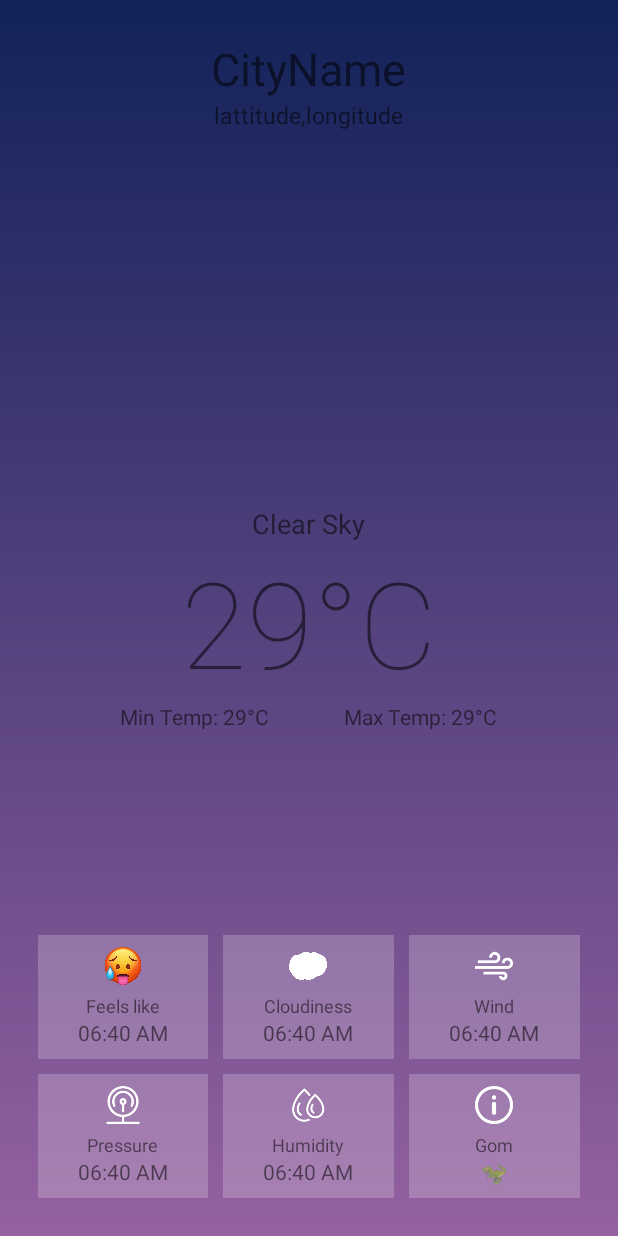
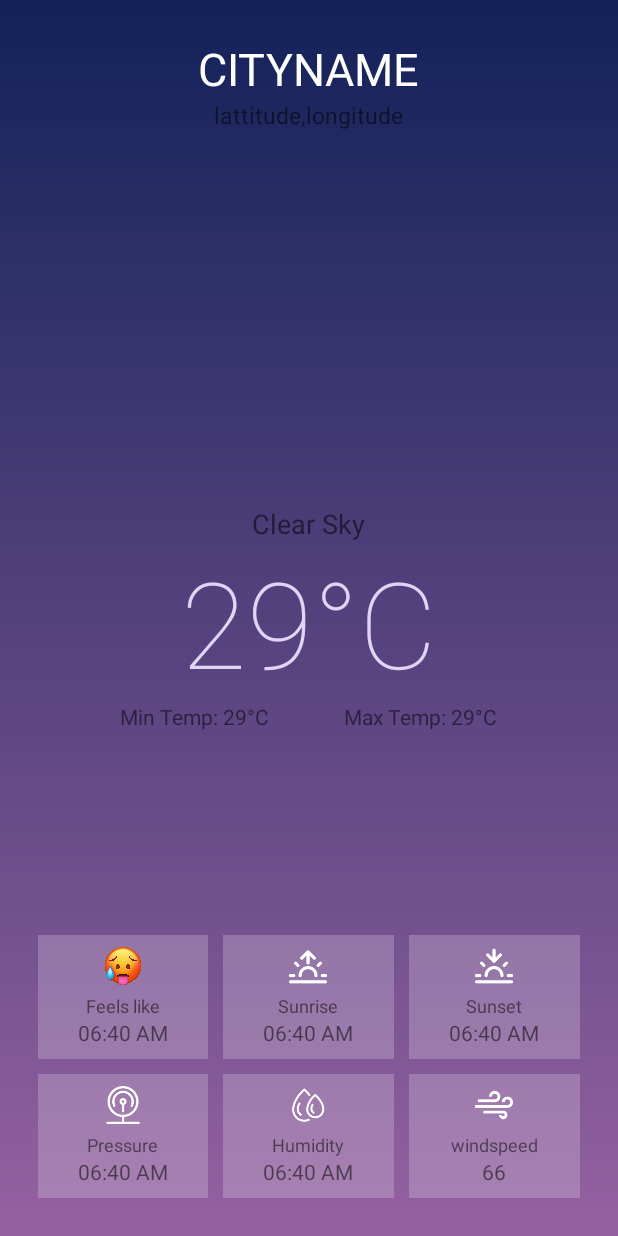
Before and after one commit to dal-gom/weatherr, an Android app: the screen it shows after launch (MainActivity), on a phone screen of 412 x 824 dp. Run offline under Robolectric (Android 15) with nearby library versions, the phone set to English and light mode, and no system bars; our stand-ins replace Volley; network calls fail; 4 statements that could not run were skipped.

Commit message:
sunrise and sunset added

```diff
--- a/app/src/main/java/com/example/weather/MainActivity.kt
+++ b/app/src/main/java/com/example/weather/MainActivity.kt
@@ -26,7 +26,7 @@ class MainActivity : AppCompatActivity() {
     lateinit var temp:TextView
     lateinit var temp_min:TextView
     lateinit var temp_max:TextView
-    lateinit var clouds:TextView
+
     lateinit var feelsLike:TextView
     lateinit var wind:TextView
     lateinit var humidity:TextView
@@ -65,7 +65,6 @@ class MainActivity : AppCompatActivity() {
         temp = findViewById(R.id.temp)
         temp_min = findViewById(R.id.temp_min)
         temp_max = findViewById(R.id.temp_max)
-        clouds = findViewById(R.id.clouds)
         feelsLike = findViewById(R.id.feelsLike)
         wind = findViewById(R.id.wind)
         humidity = findViewById(R.id.humidity)
@@ -73,6 +72,7 @@ class MainActivity : AppCompatActivity() {
 
         // displaying cityname
         city.text = response.getString("name")
+        city.isAllCaps = true
 
         // displaying co-ordinates
         var lat = response.getJSONObject("coord").getString("lat")
@@ -93,16 +93,19 @@ class MainActivity : AppCompatActivity() {
         humidity.text = response.getJSONObject("main").getString("humidity")+"%"
         pressure.text = response.getJSONObject("main").getString("pressure")
 
-        //displaying feels like temperature & cloudiness %
+        //displaying feels like temperature
         feelsLike.text = response.getJSONObject("main").getString("feels_like")+"°C"
-        clouds.text = response.getJSONObject("clouds").getString("all")+"%"
+
+        //displaying sunrise and sunset time
+        val sunrise : Long = response.getJSONObject("sys").getLong("sunrise")
+        findViewById<TextView>(R.id.sunrise).text =
+            SimpleDateFormat("hh:mm a", Locale.ENGLISH).format(Date(sunrise * 1000))
+        val sunset : Long = response.getJSONObject("sys").getLong("sunset")
+        findViewById<TextView>(R.id.sunset).text =
+            SimpleDateFormat("hh:mm a", Locale.ENGLISH).format(Date(sunset * 1000))
 
 
-        val sunrise : Long = response.getJSONObject("sys").getLong("sunrise")
-        val sunset : Long = response.getJSONObject("sys").getLong("sunset")
 
-        findViewById<TextView>(R.id.tv_rise).text =
-            SimpleDateFormat("hh:mm a", Locale.ENGLISH).format(Date(sunrise * 1000))
 //        findViewById<TextView>(R.id.sunset).text =
 //            SimpleDateFormat("hh:mm a", Locale.ENGLISH).format(Date(sunset * 1000))
 
--- a/app/src/main/res/layout/activity_main.xml
+++ b/app/src/main/res/layout/activity_main.xml
@@ -7,22 +7,17 @@
     android:padding="25dp"
     android:background="@drawable/gradientbg">
 
-    <RelativeLayout
-        android:id="@+id/mainContainer"
-        android:layout_width="match_parent"
-        android:layout_height="match_parent"
-        android:visibility="visible">
-        <LinearLayout
-            android:id="@+id/addressContainer"
-            android:layout_width="match_parent"
-            android:layout_height="wrap_content"
-            android:orientation="vertical"
+SS    <RelativeLayout android:id="@+id/mainContainer" android:layout_width="match_parent"
+        android:layout_height="match_parent" android:visibility="visible">
+        <LinearLayout android:id="@+id/addressContainer" android:layout_width="match_parent"
+            android:layout_height="wrap_content" android:orientation="vertical"
             android:gravity="center">
-            <TextView
-                android:id="@+id/city"
-                android:layout_width="wrap_content"
+            <TextView android:id="@+id/city" android:layout_width="wrap_content"
                 android:layout_height="wrap_content" android:textSize="30dp"
-                android:text="CityName"/>
+                android:text="CityName"
+                android:textColor="@color/white"
+                android:textAllCaps="true"
+            />
             <TextView android:id="@+id/coordinates" android:layout_width="wrap_content"
                 android:layout_height="wrap_content" android:textSize="15dp"
                 android:text="lattitude,longitude"/>
@@ -40,7 +35,8 @@
             <TextView android:id="@+id/temp" android:layout_width="wrap_content"
                 android:layout_height="wrap_content" android:textSize="80dp"
                 android:fontFamily="sans-serif-thin" android:layout_gravity="center"
-                android:text="29°C"/>
+                android:text="29°C"
+                android:textColor="#E1D5F5"/>
 
             <LinearLayout android:layout_width="match_parent" android:layout_height="wrap_content"
                 android:orientation="horizontal" android:gravity="center">
@@ -66,7 +62,7 @@
                     android:background="#3CF1EBF1">
                     <ImageView android:layout_width="25dp" android:layout_height="25dp"
                         android:src="@drawable/feels_like"
-                        />
+                         />
                     <Space android:layout_width="wrap_content" android:layout_height="5dp"/>
                     <TextView android:layout_width="wrap_content" android:layout_height="wrap_content"
                         android:textSize="12dp" android:text="Feels like"/>
@@ -80,12 +76,12 @@
                     android:gravity="center" android:padding="8dp"
                     android:background="#3CF1EBF1">
                     <ImageView android:layout_width="25dp" android:layout_height="25dp"
-                        android:src="@drawable/cloud"
+                        android:src="@drawable/sunrise"
                         app:tint="#FFFFFF" />
                     <Space android:layout_width="wrap_content" android:layout_height="5dp"/>
                     <TextView android:layout_width="wrap_content" android:layout_height="wrap_content"
-                        android:textSize="12dp" android:text="Cloudiness"/>
-                    <TextView android:id="@+id/clouds" android:layout_width="wrap_content"
+                        android:textSize="12dp" android:text="Sunrise"/>
+                    <TextView android:id="@+id/sunrise" android:layout_width="wrap_content"
                         android:layout_height="wrap_content" android:textSize="14dp"
                         android:text="06:40 AM"/>
                 </LinearLayout>
@@ -95,12 +91,12 @@
                     android:gravity="center" android:padding="8dp"
                     android:background="#3CF1EBF1">
                     <ImageView android:layout_width="25dp" android:layout_height="25dp"
-                        android:src="@drawable/wind"
+                        android:src="@drawable/sunset"
                         app:tint="#FFFFFF" />
                     <Space android:layout_width="wrap_content" android:layout_height="5dp"/>
                     <TextView android:layout_width="wrap_content" android:layout_height="wrap_content"
-                        android:textSize="12dp" android:text="Wind"/>
-                    <TextView android:id="@+id/wind" android:layout_width="wrap_content"
+                        android:textSize="12dp" android:text="Sunset"/>
+                    <TextView android:id="@+id/sunset" android:layout_width="wrap_content"
                         android:layout_height="wrap_content" android:textSize="14dp"
                         android:text="06:40 AM"/>
                 </LinearLayout>
@@ -140,34 +136,19 @@
                         android:text="06:40 AM"/>
                 </LinearLayout>
                 <Space android:layout_width="10dp" android:layout_height="wrap_content"/>
-
-
-                <LinearLayout
-                    android:layout_width="0dp"
-                    android:layout_height="wrap_content"
-                    android:orientation="vertical"
-                    android:layout_weight="1"
-                    android:gravity="center"
-                    android:padding="8dp"
+                <LinearLayout android:layout_width="0dp" android:layout_height="wrap_content"
+                    android:orientation="vertical" android:layout_weight="1"
+                    android:gravity="center" android:padding="8dp"
                     android:background="#3CF1EBF1">
-                    <ImageView
-                        android:layout_width="25dp"
-                        android:layout_height="25dp"
-                        android:src="@drawable/info"
+                    <ImageView android:layout_width="25dp" android:layout_height="25dp"
+                        android:src="@drawable/wind"
                         app:tint="#FFFFFF" />
-                    <Space
-                        android:layout_width="wrap_content"
-                        android:layout_height="5dp"/>
-                    <TextView android:layout_width="wrap_content"
-                        android:layout_height="wrap_content"
-                        android:id="@+id/tv_rise"
-                        android:textSize="12dp"
-                        android:text="Gom"/>
-                    <TextView android:id="@+id/about"
-                        android:layout_width="wrap_content"
-                        android:layout_height="wrap_content"
-                        android:textSize="14dp"
-                        android:text="🦖"/>
+                    <Space android:layout_width="wrap_content" android:layout_height="5dp"/>
+                    <TextView android:layout_width="wrap_content" android:layout_height="wrap_content"
+                        android:textSize="12dp" android:text="windspeed"/>
+                    <TextView android:id="@+id/wind" android:layout_width="wrap_content"
+                        android:layout_height="wrap_content" android:textSize="14dp"
+                        android:text="66"/>
                 </LinearLayout>
             </LinearLayout>
         </LinearLayout>
```
